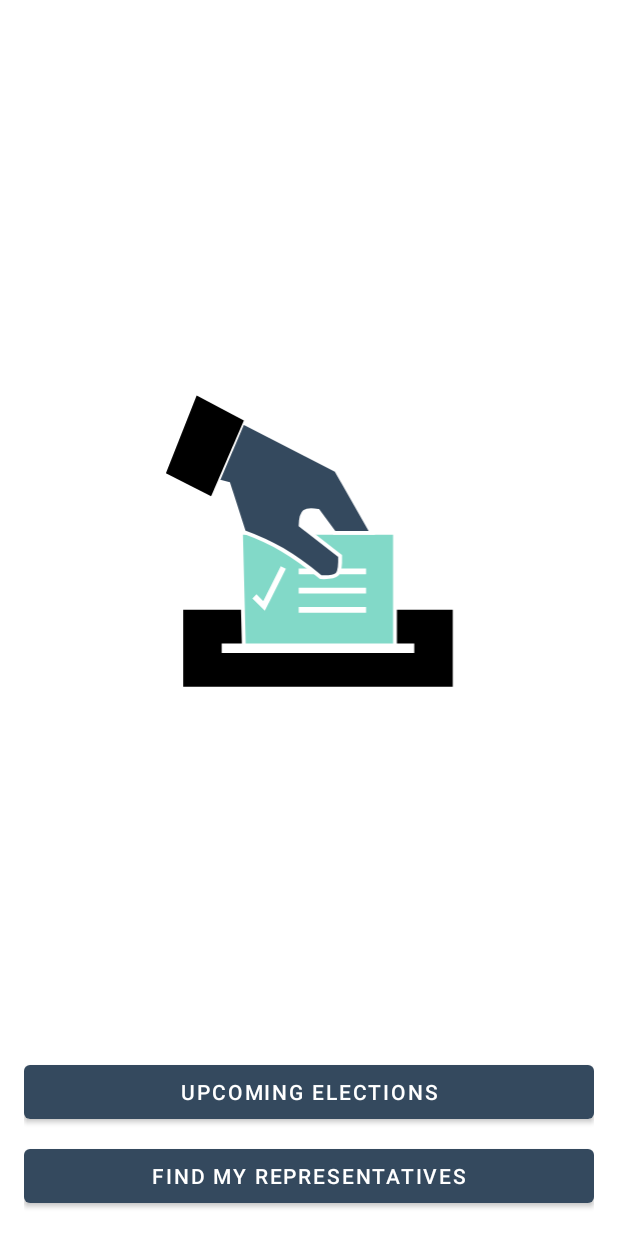
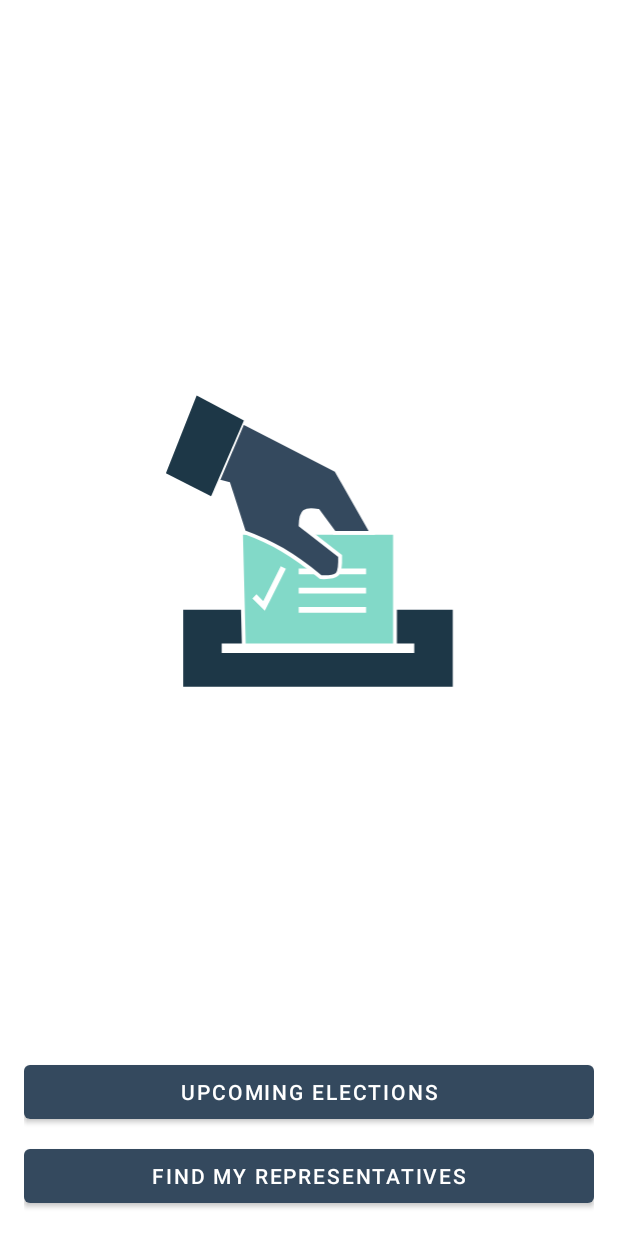
Before and after one commit to RicardoBravoA/PoliticalPreparedness, an Android app: the layout fragment_launch.xml on its own in the app's theme, with its tools: preview values and no code run, on a phone screen of 412 x 824 dp. Run offline under Robolectric (Android 15) with nearby library versions, the phone set to English and light mode, and no system bars.

Commit message:
feat: Add launch fragment

```diff
--- a/app/build.gradle
+++ b/app/build.gradle
@@ -16,7 +16,7 @@ android {
         targetSdkVersion 30
         versionCode 1
         versionName "1.0"
-
+        vectorDrawables.useSupportLibrary = true
         testInstrumentationRunner "androidx.test.runner.AndroidJUnitRunner"
     }
 
--- a/app/src/main/java/com/udacity/political/preparedness/MainActivity.kt
+++ b/app/src/main/java/com/udacity/political/preparedness/MainActivity.kt
@@ -1,8 +1,6 @@
 package com.udacity.political.preparedness
 
 import android.os.Bundle
-import com.google.android.material.floatingactionbutton.FloatingActionButton
-import com.google.android.material.snackbar.Snackbar
 import androidx.appcompat.app.AppCompatActivity
 import android.view.Menu
 import android.view.MenuItem
@@ -14,10 +12,6 @@ class MainActivity : AppCompatActivity() {
         setContentView(R.layout.activity_main)
         setSupportActionBar(findViewById(R.id.toolbar))
 
-        findViewById<FloatingActionButton>(R.id.fab).setOnClickListener { view ->
-            Snackbar.make(view, "Replace with your own action", Snackbar.LENGTH_LONG)
-                    .setAction("Action", null).show()
-        }
     }
 
     override fun onCreateOptionsMenu(menu: Menu): Boolean {
--- a/app/src/main/res/drawable/ballot_logo.xml
+++ b/app/src/main/res/drawable/ballot_logo.xml
@@ -8,13 +8,13 @@
     <group android:name="group">
         <path
             android:name="path"
-            android:fillColor="?attr/colorPrimaryDark"
+            android:fillColor="@color/colorPrimaryDark"
             android:fillType="evenOdd"
             android:pathData="M 23.06 228.63 L 23.06 308.63 L 303.06 308.63 L 303.06 228.63 Z"
             android:strokeWidth="8" />
         <path
             android:name="path_1"
-            android:fillColor="?attr/colorAccent"
+            android:fillColor="@color/colorAccent"
             android:fillType="evenOdd"
             android:pathData="M 86.06 266.63 L 83.06 148.63 L 243.06 148.63 L 243.06 268.63 Z"
             android:strokeWidth="4"
@@ -26,14 +26,14 @@
             android:strokeColor="@color/white" />
         <path
             android:name="path_3"
-            android:fillColor="?attr/colorPrimary"
+            android:fillColor="@color/colorPrimary"
             android:fillType="evenOdd"
             android:pathData="M 85.06 33.63 L 182.06 83.63 L 219.06 148.63 L 180.06 148.63 L 163.06 125.63 C 163.06 125.63 152.692 123.681 149.06 126.63 C 145.292 129.689 145.06 140.63 145.06 140.63 L 186.06 172.63 C 186.06 172.63 186.603 188.087 183.06 191.63 C 179.517 195.173 166.06 194.63 166.06 194.63 C 136.727 170.76 115.393 158.218 86.06 147.63 L 70.06 97.63 L 59.06 94.63 Z"
             android:strokeWidth="4"
             android:strokeColor="@color/white" />
         <path
             android:name="path_4"
-            android:fillColor="?attr/colorPrimaryDark"
+            android:fillColor="@color/colorPrimaryDark"
             android:fillType="evenOdd"
             android:pathData="M 5.06 86.63 L 37.06 5.63 L 86.06 31.63 L 52.06 110.63 Z"
             android:strokeWidth="8" />
--- a/app/src/main/res/layout/fragment_launch.xml
+++ b/app/src/main/res/layout/fragment_launch.xml
@@ -8,16 +8,16 @@
         android:layout_height="match_parent"
         android:layout_margin="@dimen/margin_16">
 
-        <ImageView
+        <androidx.appcompat.widget.AppCompatImageView
             android:id="@+id/logo_image_view"
-            android:layout_width="200dp"
-            android:layout_height="200dp"
+            android:layout_width="@dimen/size_200"
+            android:layout_height="@dimen/size_200"
             android:scaleType="centerInside"
-            android:src="@drawable/ballot_logo"
             app:layout_constraintBottom_toTopOf="@+id/upcoming_button"
             app:layout_constraintEnd_toEndOf="parent"
             app:layout_constraintStart_toStartOf="parent"
-            app:layout_constraintTop_toTopOf="parent" />
+            app:layout_constraintTop_toTopOf="parent"
+            app:srcCompat="@drawable/ballot_logo" />
 
         <Button
             android:id="@+id/upcoming_button"
--- a/app/src/main/res/navigation/nav_graph.xml
+++ b/app/src/main/res/navigation/nav_graph.xml
@@ -39,7 +39,7 @@
             app:argType="integer" />
         <argument
             android:name="arg_division"
-            app:argType="com.example.android.politicalpreparedness.network.models.Division" />
+            app:argType="com.udacity.political.preparedness.network.models.Division" />
     </fragment>
 
 </navigation>
--- a/app/src/main/res/values/dimens.xml
+++ b/app/src/main/res/values/dimens.xml
@@ -3,5 +3,5 @@
     <dimen name="default_padding">8dp</dimen>
     <dimen name="margin_16">16dp</dimen>
     <dimen name="margin_48">48dp</dimen>
-    <dimen name="margin_96">96dp</dimen>
+    <dimen name="size_200">200dp</dimen>
 </resources>
```
Also changed, not shown: app/src/main/java/com/udacity/political/preparedness/FirstFragment.kt (deleted, +0 -31 lines), app/src/main/java/com/udacity/political/preparedness/SecondFragment.kt (deleted, +0 -31 lines), app/src/main/java/com/udacity/political/preparedness/launch/LaunchFragment.kt (+8 -2 lines).
